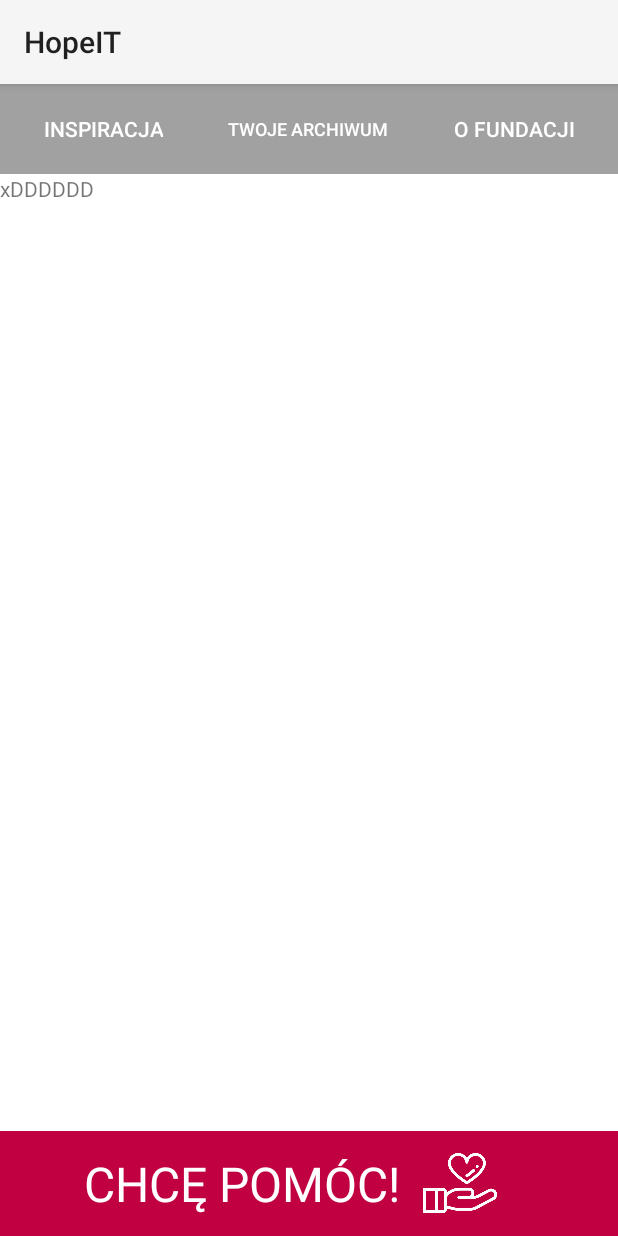
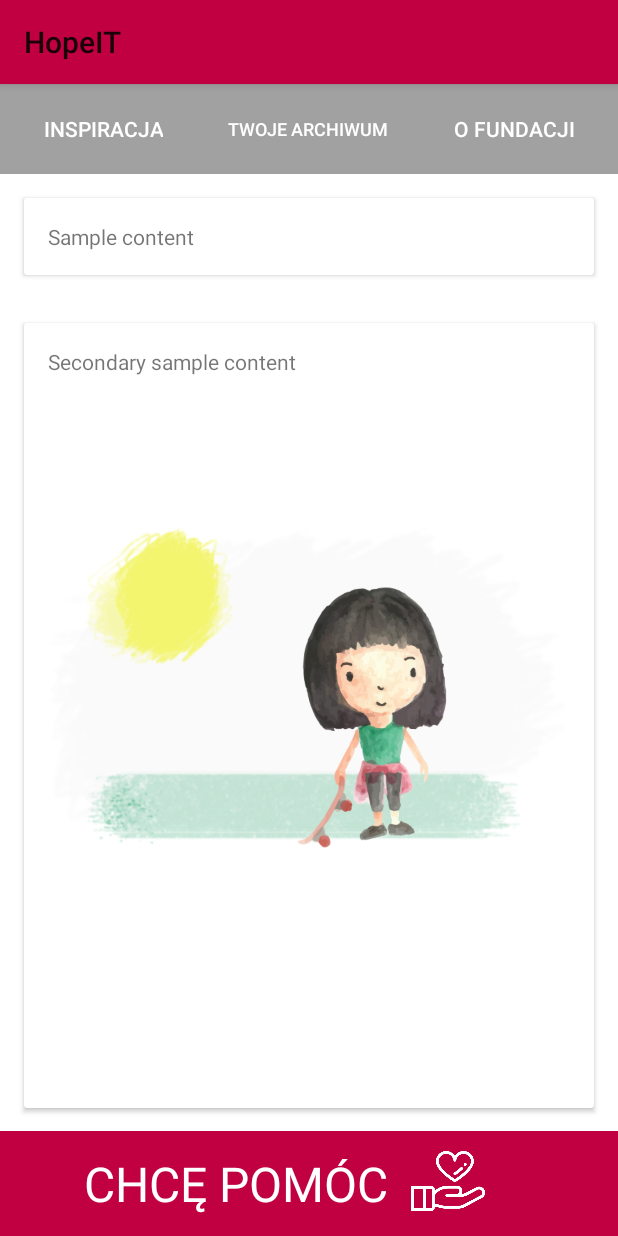
Before and after one commit to mpowloka/HopeIT, an Android app: the screen it shows after launch (MainActivity), tab 2 chosen, on a phone screen of 412 x 824 dp. Run offline under Robolectric (Android 15) with nearby library versions, the phone set to English and light mode, and no system bars.

Commit message:
Added archive

```diff
--- a/app/build.gradle
+++ b/app/build.gradle
@@ -23,9 +23,13 @@ dependencies {
     implementation 'com.android.support:appcompat-v7:26.1.0'
     implementation 'com.android.support.constraint:constraint-layout:1.0.2'
     implementation 'com.android.support:support-v4:26.1.0'
+    implementation 'com.android.support:recyclerview-v7:26.1.0'
     testImplementation 'junit:junit:4.12'
     androidTestImplementation 'com.android.support.test:runner:1.0.1'
     androidTestImplementation 'com.android.support.test.espresso:espresso-core:3.0.1'
     compile fileTree(include: ['*.jar'], dir: 'libs')
     compile 'com.android.support:design:+'
+    compile 'com.android.support:recyclerview-v7:26.1.0'
+    compile 'com.android.support:cardview-v7:+'
+
 }
--- a/app/src/main/java/org/hopeit/charapp/activities/MainActivity.java
+++ b/app/src/main/java/org/hopeit/charapp/activities/MainActivity.java
@@ -39,11 +39,11 @@ public class MainActivity extends AppCompatActivity {
             }
         });
 
-
     }
 
     public void toMakeOrHelpActivity() {
         Intent intent = new Intent(this, MakerOrHelpActivity.class);
         startActivity(intent);
     }
+
 }
--- a/app/src/main/java/org/hopeit/charapp/fragments/ArchiveFragment.java
+++ b/app/src/main/java/org/hopeit/charapp/fragments/ArchiveFragment.java
@@ -1,14 +1,28 @@
 package org.hopeit.charapp.fragments;
 
 
+import android.content.ContentResolver;
+import android.content.Context;
+import android.net.Uri;
 import android.os.Bundle;
+import android.support.annotation.AnyRes;
+import android.support.annotation.NonNull;
 import android.support.v4.app.Fragment;
+import android.support.v7.widget.CardView;
+import android.support.v7.widget.LinearLayoutManager;
+import android.support.v7.widget.RecyclerView;
+import android.util.Log;
 import android.view.LayoutInflater;
 import android.view.View;
 import android.view.ViewGroup;
+import android.widget.ImageView;
 import android.widget.TextView;
 
 import org.hopeit.charapp.R;
+import org.hopeit.charapp.utils.Content;
+
+import java.util.ArrayList;
+import java.util.List;
 
 
 public class ArchiveFragment extends Fragment {
@@ -29,6 +43,29 @@ public class ArchiveFragment extends Fragment {
     public void onCreate(Bundle savedInstanceState) {
         super.onCreate(savedInstanceState);
         mPage = getArguments().getInt(ARG_PAGE);
+        Log.i("TAG", getActivity().toString());
+
+    }
+
+    @Override
+    public void onStart() {
+        super.onStart();
+
+        RecyclerView recyclerView = (RecyclerView) getActivity().findViewById(R.id.recycler_content);
+        List<Content> toDisplay = new ArrayList<>();
+        toDisplay.add(new Content("Sample content", null));
+
+        toDisplay.add(new Content("Secondary sample content", uriToDrawable(getActivity(), R.drawable.drawing_girl))  );
+        toDisplay.add(new Content("Secondary sample content", uriToDrawable(getActivity(), R.drawable.drawing_girl))  );
+        toDisplay.add(new Content("Secondary sample content", uriToDrawable(getActivity(), R.drawable.drawing_girl))  );
+        toDisplay.add(new Content("Secondary sample content", uriToDrawable(getActivity(), R.drawable.drawing_girl))  );
+        toDisplay.add(new Content("Secondary sample content", uriToDrawable(getActivity(), R.drawable.drawing_girl))  );
+
+        recyclerView.setAdapter(
+                new ContentAdapter(toDisplay)
+        );
+
+        recyclerView.setLayoutManager(new LinearLayoutManager(getActivity()));
     }
 
     @Override
@@ -39,4 +76,65 @@ public class ArchiveFragment extends Fragment {
         return view;
     }
 
+
+
+    private Uri uriToDrawable(@NonNull Context context, @AnyRes int drawableId) {
+        Uri imageUri = Uri.parse(ContentResolver.SCHEME_ANDROID_RESOURCE +
+                "://" + context.getResources().getResourcePackageName(drawableId)
+                + '/' + context.getResources().getResourceTypeName(drawableId)
+                + '/' + context.getResources().getResourceEntryName(drawableId) );
+        return imageUri;
+    }
+
+    private class ContentAdapter extends
+            RecyclerView.Adapter<ContentAdapter.ViewHolder> {
+
+        private List<Content> contentList;
+        private Context context;
+
+        public ContentAdapter(List<Content> contentList) {
+            this.contentList = contentList;
+            this.context = ArchiveFragment.this.getActivity();
+        }
+
+        @Override
+        public ViewHolder onCreateViewHolder(ViewGroup parent, int viewType) {
+            LayoutInflater inflater = LayoutInflater.from(context);
+            View contactView = inflater.inflate(R.layout.item_content, parent, false);
+            ViewHolder viewHolder = new ViewHolder(contactView);
+            return viewHolder;
+        }
+
+        @Override
+        public void onBindViewHolder(ViewHolder holder, int position) {
+            Content content = contentList.get(position);
+
+            CardView card = holder.card;
+            TextView textContentView = holder.textContentView;
+            textContentView.setText(content.getTextContent());
+            ImageView imageContentView = holder.imageContentView;
+            imageContentView.setImageURI(content.getImageContent());
+        }
+
+        @Override
+        public int getItemCount() {
+            return contentList.size();
+        }
+
+
+        public class ViewHolder extends RecyclerView.ViewHolder {
+            private CardView card;
+            private TextView textContentView;
+            private ImageView imageContentView;
+
+            private ViewHolder(View itemView) {
+                super(itemView);
+                card = (CardView)itemView.findViewById(R.id.card);
+                textContentView = (TextView) itemView.findViewById(R.id.text_content);
+                imageContentView = (ImageView) itemView.findViewById(R.id.image_content);
+            }
+        }
+    }
+
+
 }
--- /dev/null
+++ b/app/src/main/java/org/hopeit/charapp/utils/Content.java
@@ -0,0 +1,30 @@
+package org.hopeit.charapp.utils;
+
+import android.net.Uri;
+
+public class Content {
+    private String textContent;
+    private Uri imageContent;
+
+    public Content(String textContent, Uri imageContent) {
+        this.textContent = textContent;
+        this.imageContent = imageContent;
+
+    }
+
+    public String getTextContent() {
+        return textContent;
+    }
+
+    public void setTextContent(String textContent) {
+        this.textContent = textContent;
+    }
+
+    public Uri getImageContent() {
+        return imageContent;
+    }
+
+    public void setImageContent(Uri imageContent) {
+        this.imageContent = imageContent;
+    }
+}
--- /dev/null
+++ b/app/src/main/res/layout/activity_list_displayer.xml
@@ -0,0 +1,18 @@
+<?xml version="1.0" encoding="utf-8"?>
+<android.support.constraint.ConstraintLayout xmlns:android="http://schemas.android.com/apk/res/android"
+    xmlns:app="http://schemas.android.com/apk/res-auto"
+    android:layout_width="match_parent"
+    android:layout_height="match_parent">
+
+    <ListView
+        android:id="@android:id/list"
+        android:layout_width="0dp"
+        android:layout_height="0dp"
+        android:background="#aaaaaa"
+        app:layout_constraintBottom_toBottomOf="parent"
+        app:layout_constraintEnd_toEndOf="parent"
+        app:layout_constraintStart_toStartOf="parent"
+        app:layout_constraintTop_toTopOf="parent" />
+
+
+</android.support.constraint.ConstraintLayout>
--- a/app/src/main/res/layout/activity_main.xml
+++ b/app/src/main/res/layout/activity_main.xml
@@ -56,7 +56,7 @@
             android:id="@+id/imageView"
             android:layout_width="80dp"
             android:layout_height="40dp"
-            android:layout_centerVertical="true"
+            android:layout_alignTop="@+id/textView"
             android:layout_toEndOf="@+id/textView"
             app:srcCompat="@drawable/icon_hand" />
 
--- a/app/src/main/res/layout/activity_splash_screen.xml
+++ b/app/src/main/res/layout/activity_splash_screen.xml
@@ -4,7 +4,7 @@
     android:orientation="vertical"
     android:layout_width="fill_parent"
     android:layout_height="fill_parent"
-    android:background="#c10041">
+    android:background="@color/colorPrimary">
 
     <RelativeLayout
         android:layout_width="match_parent"
@@ -25,7 +25,7 @@
         android:layout_width="match_parent"
         android:layout_height="match_parent"
         android:layout_weight="2"
-        android:background="#FFF">
+        android:background="@color/colorWhite">
 
         <ImageView
             android:id="@+id/logoFundacja"
--- a/app/src/main/res/layout/fragment_archive.xml
+++ b/app/src/main/res/layout/fragment_archive.xml
@@ -4,23 +4,9 @@
     android:layout_height="match_parent"
     tools:context="org.hopeit.charapp.fragments.AboutFragment">
 
-
-    <ScrollView
+    <android.support.v7.widget.RecyclerView
+        android:id="@+id/recycler_content"
         android:layout_width="match_parent"
-        android:layout_height="match_parent">
-
-        <LinearLayout
-            android:layout_width="match_parent"
-            android:layout_height="match_parent">
-
-            <TextView
-                android:id="@+id/content"
-                android:layout_width="match_parent"
-                android:layout_height="match_parent"
-                android:text="xDDDDDD" />
-
-        </LinearLayout>
-
-    </ScrollView>
+        android:layout_height="match_parent"/>
 
 </FrameLayout>
--- /dev/null
+++ b/app/src/main/res/layout/item_content.xml
@@ -0,0 +1,26 @@
+<?xml version="1.0" encoding="utf-8"?>
+<android.support.v7.widget.CardView
+ xmlns:android="http://schemas.android.com/apk/res/android"
+    android:id="@+id/card"
+    android:layout_width="match_parent"
+    android:layout_height="wrap_content"
+    android:layout_margin="16dp">
+
+    <TextView
+        android:id="@+id/text_content"
+        android:layout_width="wrap_content"
+        android:layout_height="wrap_content"
+        android:layout_margin="16dp"
+        android:layout_weight="1" />
+
+    <ImageView
+        android:id="@+id/image_content"
+        android:layout_width="wrap_content"
+        android:layout_height="wrap_content"
+        android:layout_marginBottom="16dp"
+        android:layout_marginLeft="16dp"
+        android:layout_marginRight="16dp"
+        android:layout_weight="1"
+        android:contentDescription="@string/archivefragment_image_content" />
+
+</android.support.v7.widget.CardView>
--- a/app/src/main/res/values/strings.xml
+++ b/app/src/main/res/values/strings.xml
@@ -6,6 +6,9 @@
     <string name="mainactivity_about">O fundacji</string>
     <string name="mainactivity_archive">Twoje archiwum</string>
     <string name="mainactivity_inspiration">Inspiracja</string>
-    <string name="mainactivity_btn_text">CHCĘ POMÓC!</string>
+    <string name="mainactivity_btn_text">CHCĘ POMÓC</string>
+
+    <!-- ArchiveFragment -->
+    <string name="archivefragment_image_content">Image provided by a content author</string>
 
 </resources>
--- a/app/src/main/res/values/styles.xml
+++ b/app/src/main/res/values/styles.xml
@@ -1,8 +1,6 @@
 <resources>
 
-    <!-- Base application theme. -->
     <style name="AppTheme" parent="Theme.AppCompat.Light">
-        <!-- Customize your theme here. -->
         <item name="colorPrimary">@color/colorPrimary</item>
         <item name="colorPrimaryDark">@color/colorPrimaryDark</item>
         <item name="colorAccent">@color/colorAccent</item>
@@ -10,12 +8,7 @@
         <item name="android:actionBarStyle">@style/ActionBarStyle</item>
     </style>
 
-    <style name="SplashTheme" parent="Theme.AppCompat.Light.NoActionBar">
-        <!-- Customize your theme here. -->
-        <item name="colorPrimary">#c10041</item>
-        <item name="colorPrimaryDark">#c10041</item>
-        <item name="colorAccent">#c10041</item>
-    </style>
+    <style name="SplashTheme" parent="Theme.AppCompat.Light.NoActionBar"/>
 
     <style name="ActionBarStyle">
         <item name="android:background">@color/colorWhite</item>
```
Also changed, not shown: app/src/main/AndroidManifest.xml (+6 -9 lines).
